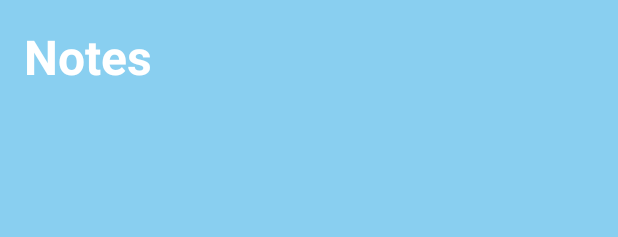
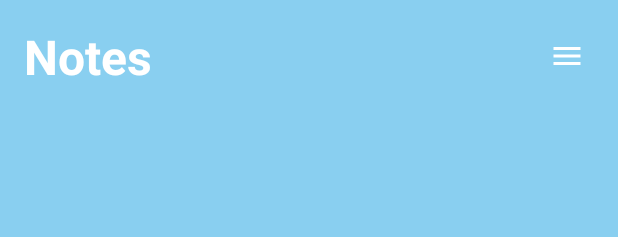
Before and after one commit to thanhienee/mynotes, an Android app: the layout activity_main.xml on its own in the app's theme, with its tools: preview values and no code run, on a phone screen of 412 x 824 dp. Shown: the top 237 px of the screen. Run offline under Robolectric (Android 15) with nearby library versions, the phone set to English and light mode, and no system bars.

Commit message:
add log out and menu pop up

```diff
--- /dev/null
+++ b/app/src/main/res/drawable/ic_baseline_menu_24.xml
@@ -0,0 +1,10 @@
+<vector xmlns:android="http://schemas.android.com/apk/res/android"
+    android:width="24dp"
+    android:height="24dp"
+    android:viewportWidth="24"
+    android:viewportHeight="24"
+    android:tint="?attr/colorControlNormal">
+  <path
+      android:fillColor="@android:color/white"
+      android:pathData="M3,18h18v-2L3,16v2zM3,13h18v-2L3,11v2zM3,6v2h18L21,6L3,6z"/>
+</vector>
--- a/app/src/main/res/layout/activity_main.xml
+++ b/app/src/main/res/layout/activity_main.xml
@@ -19,6 +19,16 @@
             android:textSize="32sp"
             android:textColor="@color/white"
             android:textStyle="bold"/>
+
+        <ImageButton
+            android:id="@+id/menu_btn"
+            android:layout_width="36dp"
+            android:layout_height="36dp"
+            android:layout_alignParentEnd="true"
+            android:layout_centerVertical="true"
+            android:background="?attr/selectableItemBackgroundBorderless"
+            android:src="@drawable/ic_baseline_menu_24"
+            app:tint="@color/white" />
 
 
 
```
Also changed, not shown: app/src/main/java/com/example/mynotes/MainActivity.java (+39 -0 lines), app/src/main/res/menu/popup_menu.xml (added, +9 -0 lines).
